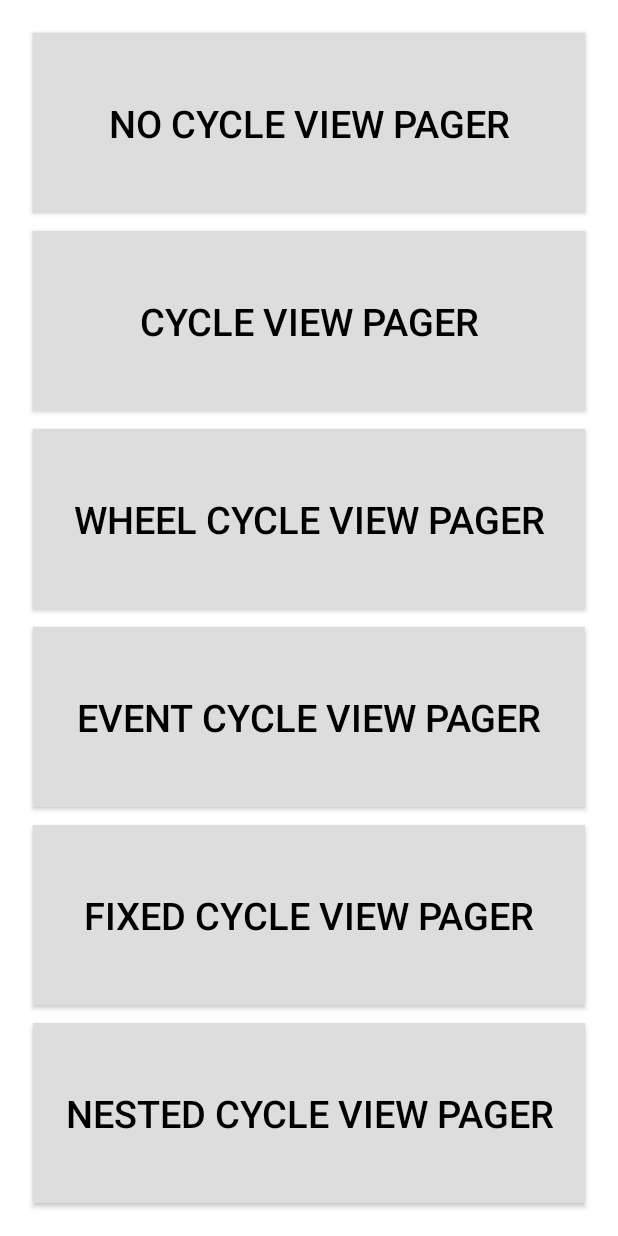
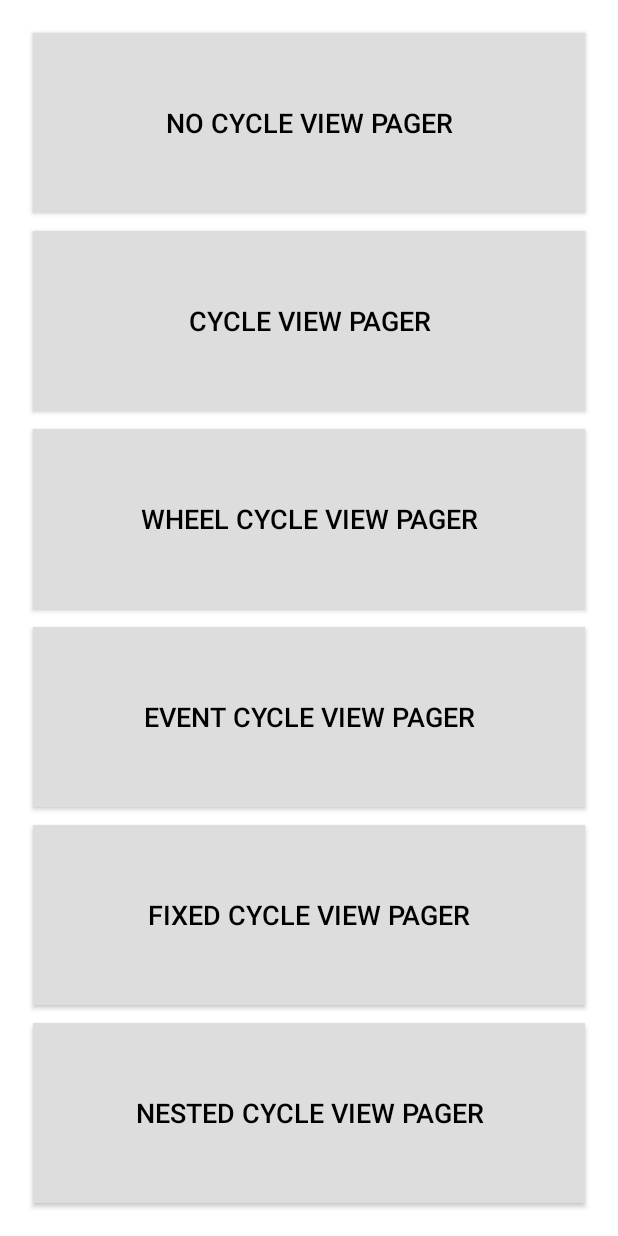
Before and after one commit to androiddevelop/CycleViewPager, an Android app: the screen it shows after launch (Main), on a phone screen of 412 x 824 dp. Run offline under Robolectric (Android 15) with nearby library versions, the phone set to English and light mode, and no system bars.

Commit message:
更新资源

```diff
--- a/cycle-view-pager-example/src/main/res/values/dimens.xml
+++ b/cycle-view-pager-example/src/main/res/values/dimens.xml
@@ -1,9 +1,8 @@
 <?xml version="1.0" encoding="utf-8"?>
 <resources>
 
-    <dimen name="small_font">14sp</dimen>
+    <dimen name="small_font">16sp</dimen>
     <dimen name="normal_font">20sp</dimen>
-    <dimen name="view_small_padding">1dp</dimen>
     <dimen name="view_padding">6dp</dimen>
     <dimen name="view_big_padding">20dp</dimen>
     <dimen name="activity_horizontal_margin">16dp</dimen>
--- a/cycle-view-pager-example/src/main/res/values/styles.xml
+++ b/cycle-view-pager-example/src/main/res/values/styles.xml
@@ -7,7 +7,7 @@
 
     <style name="BtnStyle">
 
-        <item name="android:textSize">25sp</item>
+        <item name="android:textSize">18sp</item>
         <item name="android:textColor">@color/black</item>
         <item name="android:background">@color/gray</item>
         <item name="android:gravity">center</item>
--- a/cycle-view-pager-lib/src/main/res/values/cycleviewpager_dimens.xml
+++ b/cycle-view-pager-lib/src/main/res/values/cycleviewpager_dimens.xml
@@ -1,8 +1,6 @@
 <?xml version="1.0" encoding="utf-8"?>
 <resources>
 
-    <dimen name="small_font">14sp</dimen>
-    <dimen name="normal_font">20sp</dimen>
     <dimen name="view_small_padding">1dp</dimen>
     <dimen name="view_padding">6dp</dimen>
     <dimen name="view_big_padding">20dp</dimen>
```
